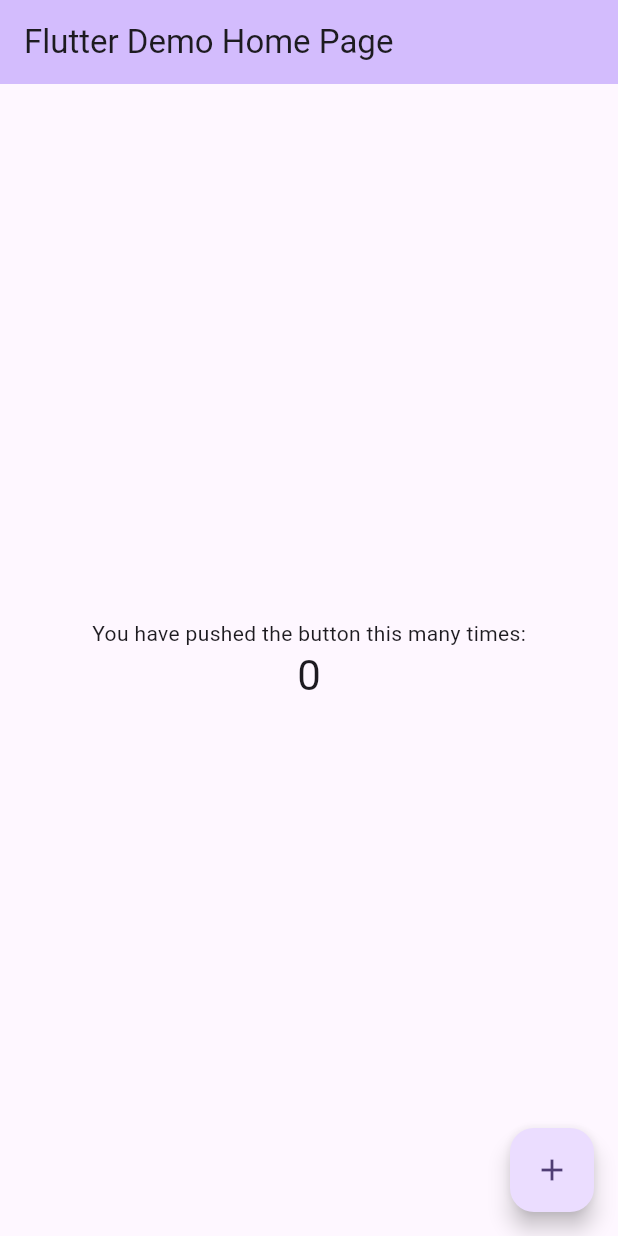
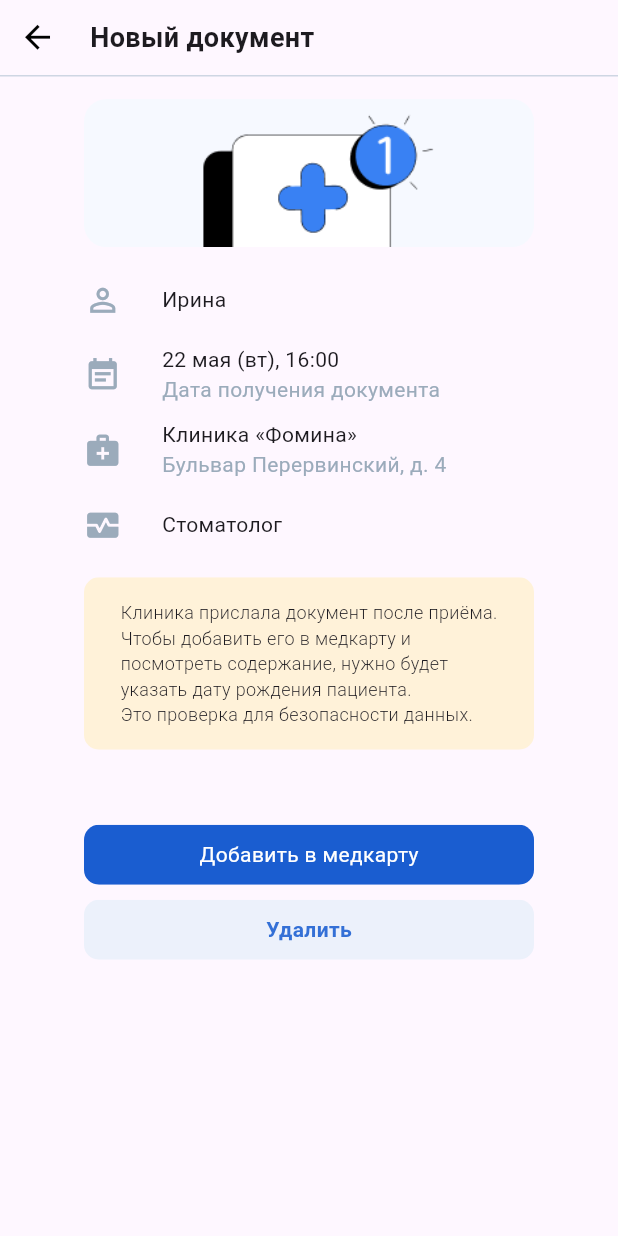
Before and after one commit to nikitakisel/flutter_medrocket_task, a Flutter app: the screen it shows after launch, on a phone screen of 412 x 824 dp. Run offline on Flutter 3.47's test engine with Material 3 defaults, Android fonts, the phone set to English and light mode, and no system bars.

Commit message:
small updates in layout

```diff
--- a/lib/main.dart
+++ b/lib/main.dart
@@ -7,116 +7,278 @@ void main() {
 class MyApp extends StatelessWidget {
   const MyApp({super.key});
 
-  // This widget is the root of your application.
   @override
   Widget build(BuildContext context) {
-    return MaterialApp(
-      title: 'Flutter Demo',
-      theme: ThemeData(
-        // This is the theme of your application.
-        //
-        // TRY THIS: Try running your application with "flutter run". You'll see
-        // the application has a purple toolbar. Then, without quitting the app,
-        // try changing the seedColor in the colorScheme below to Colors.green
-        // and then invoke "hot reload" (save your changes or press the "hot
-        // reload" button in a Flutter-supported IDE, or press "r" if you used
-        // the command line to start the app).
-        //
-        // Notice that the counter didn't reset back to zero; the application
-        // state is not lost during the reload. To reset the state, use hot
-        // restart instead.
-        //
-        // This works for code too, not just values: Most code changes can be
-        // tested with just a hot reload.
-        colorScheme: ColorScheme.fromSeed(seedColor: Colors.deepPurple),
-      ),
-      home: const MyHomePage(title: 'Flutter Demo Home Page'),
-    );
+    return MaterialApp(home: const MyHomePage());
   }
 }
 
 class MyHomePage extends StatefulWidget {
-  const MyHomePage({super.key, required this.title});
-
-  // This widget is the home page of your application. It is stateful, meaning
-  // that it has a State object (defined below) that contains fields that affect
-  // how it looks.
-
-  // This class is the configuration for the state. It holds the values (in this
-  // case the title) provided by the parent (in this case the App widget) and
-  // used by the build method of the State. Fields in a Widget subclass are
-  // always marked "final".
-
-  final String title;
+  const MyHomePage({super.key});
 
   @override
   State<MyHomePage> createState() => _MyHomePageState();
 }
 
 class _MyHomePageState extends State<MyHomePage> {
-  int _counter = 0;
+  @override
+  Widget build(BuildContext context) {
+    return Scaffold(
+      body: SafeArea(
+        child: Column(
+          children: [
+            Row(
+              children: [
 
-  void _incrementCounter() {
-    setState(() {
-      // This call to setState tells the Flutter framework that something has
-      // changed in this State, which causes it to rerun the build method below
-      // so that the display can reflect the updated values. If we changed
-      // _counter without calling setState(), then the build method would not be
-      // called again, and so nothing would appear to happen.
-      _counter++;
-    });
+                SizedBox(
+                  width: 50,
+                  height: 50,
+                  child: Center(
+                    child: GestureDetector(
+                      onTap: () => (),
+                      child: const Icon(
+                        Icons.arrow_back,
+                        size: 25.0,
+                        color: Colors.black,
+                      ),
+                    ),
+                  ),
+                ),
+
+                Padding(
+                  padding: EdgeInsets.only(left: 10),
+                  child: const Text(
+                    "Новый документ",
+                    style: TextStyle(fontSize: 18, fontWeight: FontWeight.bold),
+                  ),
+                ),
+
+              ],
+            ),
+
+            Padding(
+              padding: const EdgeInsets.only(bottom: 15),
+              child: const Row(
+                children: [
+                  Expanded(
+                    child: SizedBox(
+                      height: 1,
+                      child: ColoredBox(color: Color(0xFFCED6E3)),
+                    ),
+                  ),
+                ],
+              ),
+            ),
+
+            Padding(
+              padding: const EdgeInsets.symmetric(horizontal: 20),
+              child: Row(
+                mainAxisAlignment: MainAxisAlignment.center,
+                children: [
+
+                  // Основная часть экрана
+                  Column(
+                    crossAxisAlignment: CrossAxisAlignment.start,
+                    children: [
+
+                      Padding(
+                        padding: const EdgeInsets.only(bottom: 10),
+                        child: ClipRRect(
+                          borderRadius: BorderRadius.circular(15.0),
+                          child: SizedBox(
+                            width: 300,
+                            child: Image.asset('assets/img/photo.png'),
+                          ),
+                        ),
+                      ),
+
+                      // Часть с информацией о поступившем документе
+                      Padding(
+                        padding: const EdgeInsets.only(bottom: 10),
+                        child: Column(
+                          crossAxisAlignment: CrossAxisAlignment.start,
+                          children: [
+                            DocumentInfoWidget(
+                              icon: Icons.person_outline,
+                              textUp: "Ирина",
+                            ),
+
+                            DocumentInfoWidget(
+                              icon: Icons.event_note,
+                              textUp: "22 мая (вт), 16:00",
+                              textDown: "Дата получения документа",
+                            ),
+
+                            DocumentInfoWidget(
+                              icon: Icons.medical_services,
+                              textUp: "Клиника «Фомина»",
+                              textDown: "Бульвар Перервинский, д. 4",
+                            ),
+
+                            DocumentInfoWidget(
+                              icon: Icons.monitor_heart,
+                              textUp: "Стоматолог",
+                            ),
+                          ],
+                        ),
+                      ),
+
+                      // Часть с описанием и кнопками
+                      Padding(
+                        padding: const EdgeInsets.only(bottom: 20),
+                        child: Column(
+                          crossAxisAlignment: CrossAxisAlignment.center,
+                          children: [
+
+                            Padding(
+                              padding: const EdgeInsets.only(bottom: 50),
+                              child: ClipRRect(
+                                borderRadius: BorderRadius.circular(10.0),
+                                child: SizedBox(
+                                  width: 300,
+                                  height: 115,
+                                  child: ColoredBox(
+                                    color: Color(0xfffff2d9),
+                                    child: Center(
+                                      child: Text(
+                                        "Клиника прислала документ после приёма.\nЧтобы добавить его в медкарту и\nпосмотреть содержание, нужно будет\nуказать дату рождения пациента.\nЭто проверка для безопасности данных.",
+                                        style: TextStyle(
+                                          fontSize: 12,
+                                          fontWeight: FontWeight.w300,
+                                        ),
+                                      ),
+                                    ),
+                                  ),
+                                ),
+                              ),
+                            ),
+
+                            Padding(
+                              padding: const EdgeInsets.only(bottom: 10),
+                              child: PushButtonWidget(
+                                width: 300,
+                                height: 40,
+                                buttonColor: Color(0xff1a5dd0),
+                                textColor: Colors.white,
+                                onTapFunction: () => (),
+                                text: "Добавить в медкарту",
+                              ),
+                            ),
+
+                            PushButtonWidget(
+                              width: 300,
+                              height: 40,
+                              buttonColor: Color(0xffecf1fb),
+                              textColor: Color(0xff3470d6),
+                              fontWeight: FontWeight.bold,
+                              onTapFunction: () => (),
+                              text: "Удалить",
+                            ),
+                          ],
+                        ),
+                      ),
+                    ],
+                  ),
+
+                ],
+              ),
+            ),
+
+          ],
+        ),
+      ),
+    );
   }
+}
+
+
+class DocumentInfoWidget extends StatelessWidget {
+  final IconData icon;
+  final String textUp;
+  final String? textDown;
+
+  const DocumentInfoWidget({
+    super.key,
+    required this.icon,
+    required this.textUp,
+    this.textDown,
+  });
 
   @override
   Widget build(BuildContext context) {
-    // This method is rerun every time setState is called, for instance as done
-    // by the _incrementCounter method above.
-    //
-    // The Flutter framework has been optimized to make rerunning build methods
-    // fast, so that you can just rebuild anything that needs updating rather
-    // than having to individually change instances of widgets.
-    return Scaffold(
-      appBar: AppBar(
-        // TRY THIS: Try changing the color here to a specific color (to
-        // Colors.amber, perhaps?) and trigger a hot reload to see the AppBar
-        // change color while the other colors stay the same.
-        backgroundColor: Theme.of(context).colorScheme.inversePrimary,
-        // Here we take the value from the MyHomePage object that was created by
-        // the App.build method, and use it to set our appbar title.
-        title: Text(widget.title),
-      ),
-      body: Center(
-        // Center is a layout widget. It takes a single child and positions it
-        // in the middle of the parent.
-        child: Column(
-          // Column is also a layout widget. It takes a list of children and
-          // arranges them vertically. By default, it sizes itself to fit its
-          // children horizontally, and tries to be as tall as its parent.
-          //
-          // Column has various properties to control how it sizes itself and
-          // how it positions its children. Here we use mainAxisAlignment to
-          // center the children vertically; the main axis here is the vertical
-          // axis because Columns are vertical (the cross axis would be
-          // horizontal).
-          //
-          // TRY THIS: Invoke "debug painting" (choose the "Toggle Debug Paint"
-          // action in the IDE, or press "p" in the console), to see the
-          // wireframe for each widget.
-          mainAxisAlignment: MainAxisAlignment.center,
-          children: <Widget>[
-            const Text('You have pushed the button this many times:'),
-            Text(
-              '$_counter',
-              style: Theme.of(context).textTheme.headlineMedium,
-            ),
+    return Row(
+      mainAxisAlignment: MainAxisAlignment.start,
+      children: [
+        SizedBox(
+          width: 20,
+          height: 50,
+          child: Center(
+            child: Icon(icon, size: 25.0, color: Color(0xFF9BABBB)),
+          ),
+        ),
+
+        SizedBox(width: 32),
+
+        Column(
+          crossAxisAlignment: CrossAxisAlignment.start,
+          children: [
+            Text(textUp),
+            if (textDown != null)
+              Text(textDown!, style: TextStyle(color: Color(0xFF9BABBB))),
           ],
         ),
-      ),
-      floatingActionButton: FloatingActionButton(
-        onPressed: _incrementCounter,
-        tooltip: 'Increment',
-        child: const Icon(Icons.add),
-      ), // This trailing comma makes auto-formatting nicer for build methods.
+      ],
     );
   }
 }
+
+
+class PushButtonWidget extends StatelessWidget {
+  final double width;
+  final double height;
+  final Color buttonColor;
+  final Color textColor;
+  final FontWeight? fontWeight;
+  final double? fontSize;
+  final String text;
+  final void Function() onTapFunction;
+
+  const PushButtonWidget({
+    super.key,
+    required this.width,
+    required this.height,
+    required this.buttonColor,
+    required this.textColor,
+    this.fontWeight,
+    this.fontSize,
+    required this.text,
+    required this.onTapFunction,
+  });
+
+  @override
+  Widget build(BuildContext context) {
+    return GestureDetector(
+      onTap: onTapFunction,
+      child: ClipRRect(
+        borderRadius: BorderRadius.circular(10.0),
+        child: SizedBox(
+          width: width,
+          height: height,
+          child: ColoredBox(
+            color: buttonColor,
+            child: Center(
+              child: Text(
+                text,
+                style: TextStyle(
+                  color: textColor,
+                  fontWeight: fontWeight,
+                  fontSize: fontSize,
+                ),
+              ),
+            ),
+          ),
+        ),
+      ),
+    );
+  }
+}
```
Also changed, not shown: pubspec.yaml (+3 -42 lines).
